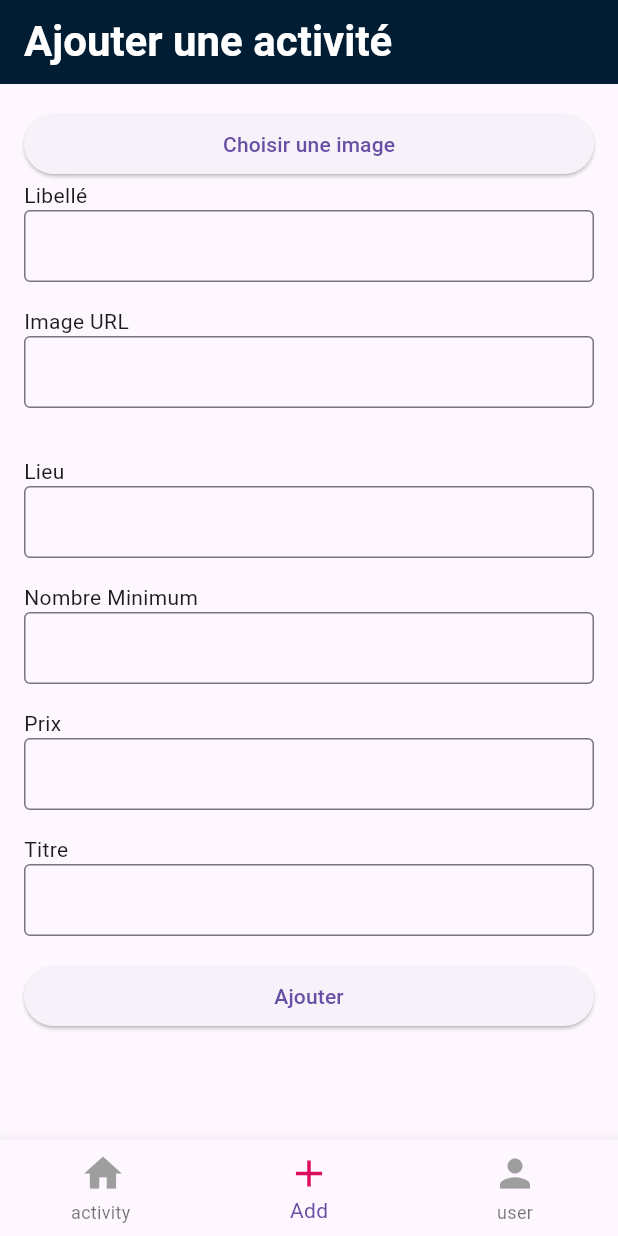
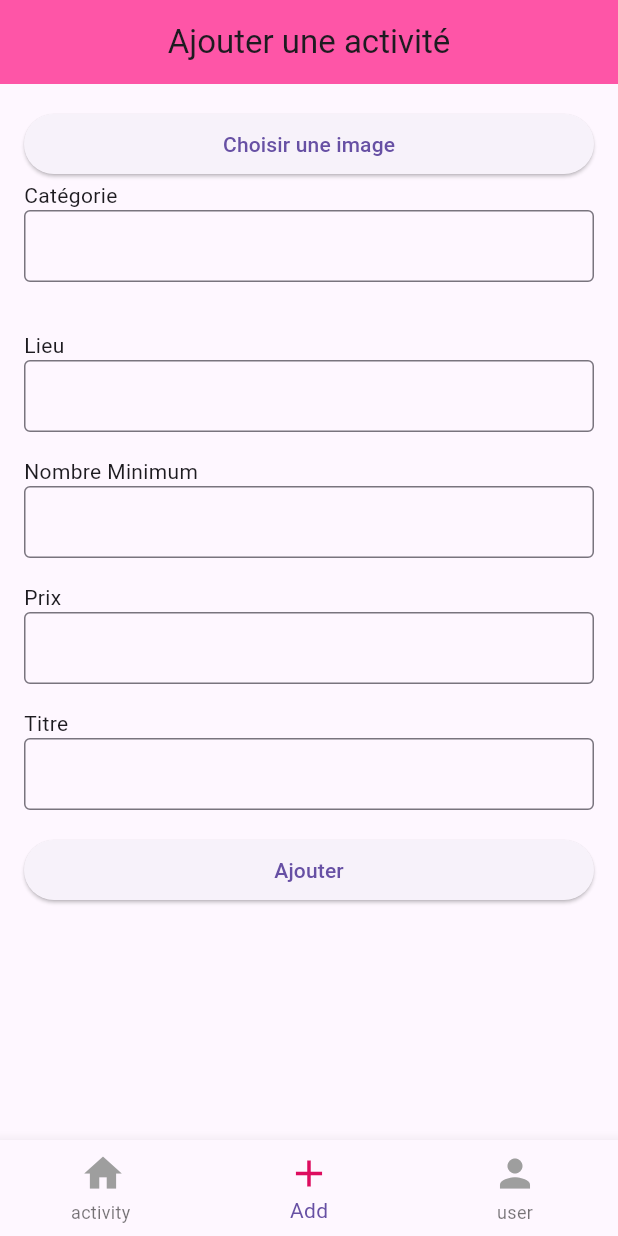
Before and after one commit to Chaima31/ProjetIA, a Flutter app: the screen it shows once a user with an empty profile is signed in, item 2 of the bottom bar chosen, on a phone screen of 412 x 824 dp. Run offline on Flutter 3.47's test engine with Material 3 defaults, Android fonts, the phone set to English and light mode, and no system bars; our stand-ins replace cached_network_image, cloud_firestore, firebase_auth, firebase_core, image_picker; missing offline and left inert: firebase_ui_auth, tflite_v2; accounts and stored records are empty.

Commit message:
second commit

```diff
--- a/lib/PageAjoutActivite.dart
+++ b/lib/PageAjoutActivite.dart
@@ -101,14 +101,11 @@ class _AjoutActiviteState extends State<AjoutActivite> {
   @override
   Widget build(BuildContext context) {
     return Scaffold(
-      appBar: AppBar(
-        title: const Text("Ajouter une activité"),
-        backgroundColor: Color.fromARGB(255, 1, 29, 52),
-        titleTextStyle: TextStyle(
-          color: const Color.fromARGB(255, 255, 255, 255),
-          fontWeight: FontWeight.bold,
-          fontSize: 28.0,
-        ),
+     appBar: AppBar(
+        title: Text("Ajouter une activité"),
+        backgroundColor: Color.fromARGB(255, 254, 85, 167),
+        centerTitle: true,
+        shadowColor: Color.fromRGBO(247, 245, 245, 0.936),
       ),
       body: SingleChildScrollView(
         child: Padding(
@@ -127,15 +124,9 @@ class _AjoutActiviteState extends State<AjoutActivite> {
                   'Détection d\'objets : $_recognitions',
                   style: TextStyle(fontSize: 16),
                 ),
-              _buildTextField("Libellé", (value) {
+              _buildTextField("Catégorie", (value) {
                 setState(() {
                   categorie = value;
-                });
-              }),
-              const SizedBox(height: 16),
-              _buildTextField("Image URL", (value) {
-                setState(() {
-                  imageUrl = value;
                 });
               }),
               const SizedBox(height: 16),
```
